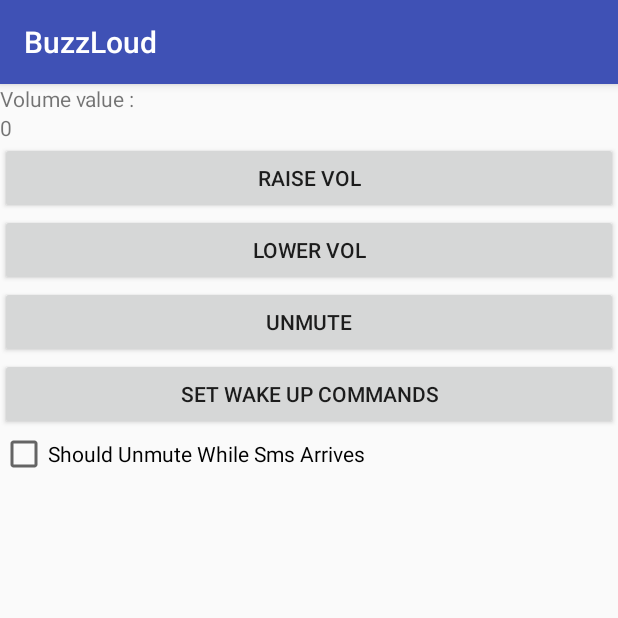
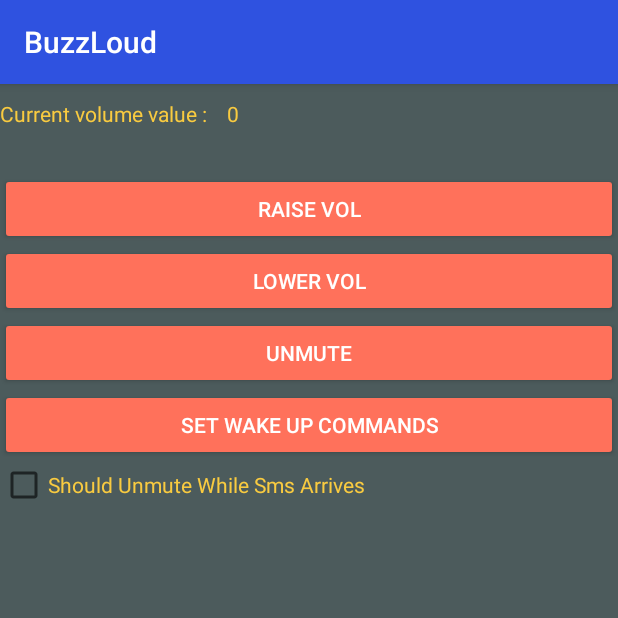
Before and after one commit to keehoo/BuzzLoud, an Android app: the screen it shows after launch (MainActivity), on a phone screen of 412 x 824 dp, the top half of it. Run offline under Robolectric (Android 15) with nearby library versions, the phone set to English and light mode, and no system bars.

Commit message:
Layout pimped out

```diff
--- a/app/src/main/res/layout/activity_main.xml
+++ b/app/src/main/res/layout/activity_main.xml
@@ -1,53 +1,72 @@
 <?xml version="1.0" encoding="utf-8"?>
 <LinearLayout xmlns:android="http://schemas.android.com/apk/res/android"
-    android:orientation="vertical"
     xmlns:tools="http://schemas.android.com/tools"
     android:layout_width="match_parent"
     android:layout_height="match_parent"
+    android:background="@color/background"
+    android:orientation="vertical"
     tools:context="com.example.krzysztofkubicki.buzzloud.MainActivity">
 
-    <TextView
+    <LinearLayout
         android:layout_width="match_parent"
         android:layout_height="wrap_content"
-        android:text="Volume value : "
-  />
+        android:paddingBottom="20dp"
+        android:orientation="horizontal">
 
-<TextView
-    android:layout_width="match_parent"
-    android:layout_height="wrap_content"
-    android:id="@+id/volume"
-    />
+    <TextView
+        android:layout_width="wrap_content"
+        android:layout_height="wrap_content"
+        android:text="Current volume value : "
+        android:textColor="@color/colorPrimary2" />
+
+    <TextView
+        android:id="@+id/volume"
+        android:padding="10dp"
+        android:textColor="@color/colorPrimary2"
+        android:layout_width="wrap_content"
+        android:layout_height="wrap_content" />
+
+    </LinearLayout>
+    <Button
+        android:id="@+id/raise_vol"
+        style="@style/Widget.AppCompat.Button.Colored"
+        android:layout_width="match_parent"
+        android:layout_height="wrap_content"
+        android:text="Raise Vol" />
 
     <Button
+
+        android:id="@+id/lower_vol"
+        style="@style/Widget.AppCompat.Button.Colored"
         android:layout_width="match_parent"
         android:layout_height="wrap_content"
-        android:id="@+id/raise_vol"
-        android:text="Raise Vol"/>
-
-    <Button
-        android:layout_width="match_parent"
-        android:layout_height="wrap_content"
-        android:id="@+id/lower_vol"
-        android:text="Lower Vol"/>
+        android:text="Lower Vol" />
 
 
     <Button
+
+        android:id="@+id/unmute"
+        style="@style/Widget.AppCompat.Button.Colored"
         android:layout_width="match_parent"
         android:layout_height="wrap_content"
-        android:id="@+id/unmute"
-        android:text="Unmute"/>
+        android:text="Unmute" />
 
     <Button
+
+        android:id="@+id/setWakeUpCommands"
+        style="@style/Widget.AppCompat.Button.Colored"
         android:layout_width="match_parent"
         android:layout_height="wrap_content"
-        android:id="@+id/setWakeUpCommands"
-        android:text="Set Wake Up Commands"/>
+        android:text="Set Wake Up Commands" />
 
 
     <CheckBox
         android:id="@+id/checkBox"
+        android:gravity="center_vertical"
         android:layout_width="match_parent"
         android:layout_height="wrap_content"
-        android:text="Should Unmute While Sms Arrives" />
+        style="@style/Widget.AppCompat.CompoundButton.CheckBox"
+        android:text="Should Unmute While Sms Arrives"
+        android:textColor="@color/colorPrimary2"/>
 
 </LinearLayout>
--- a/app/src/main/res/layout/activity_settings.xml
+++ b/app/src/main/res/layout/activity_settings.xml
@@ -3,6 +3,7 @@
     android:orientation="vertical"
     xmlns:tools="http://schemas.android.com/tools"
     android:layout_width="match_parent"
+    android:background="@color/background"
     android:layout_height="match_parent"
     tools:context="com.example.krzysztofkubicki.buzzloud.SettingsActivity">
 
@@ -10,6 +11,7 @@
     <TextView
         android:layout_width="match_parent"
         android:layout_height="wrap_content"
+        android:textColor="@color/colorPrimary2"
         android:text="Set up unmute command, that is the character set that will unmute the device.
 If this sentence gets detected in the SMS you sent to locate your phone it will unmute your phone.
 If you have previously set a unmute keyword it should be displayed in the field below.
@@ -20,6 +22,7 @@ You can only add 1 unmute keyword, should you want to add more, please contact m
 
 
     <EditText
+        android:textColor="@color/colorPrimary2"
         android:layout_width="wrap_content"
         android:layout_height="wrap_content"
         android:hint="Put the key word here"
@@ -27,6 +30,7 @@ You can only add 1 unmute keyword, should you want to add more, please contact m
         android:id="@+id/editTextSetUnmuteCommand"/>
 
     <Button
+        style="@style/Widget.AppCompat.Button.Colored"
         android:layout_width="match_parent"
         android:layout_height="wrap_content"
         android:id="@+id/addUnmuteCommandButton"
--- a/app/src/main/res/values/colors.xml
+++ b/app/src/main/res/values/colors.xml
@@ -1,6 +1,8 @@
 <?xml version="1.0" encoding="utf-8"?>
 <resources>
-    <color name="colorPrimary">#3F51B5</color>
-    <color name="colorPrimaryDark">#303F9F</color>
-    <color name="colorAccent">#FF4081</color>
+    <color name="colorPrimary">#2f52e0</color>
+    <color name="colorPrimary2">#f9cb40</color>
+    <color name="colorPrimaryDark">#2f52e0</color>
+    <color name="colorAccent">#ff715b</color>
+    <color name="background">#4c5b5c</color>
 </resources>
```
Also changed, not shown: 1 other file.
